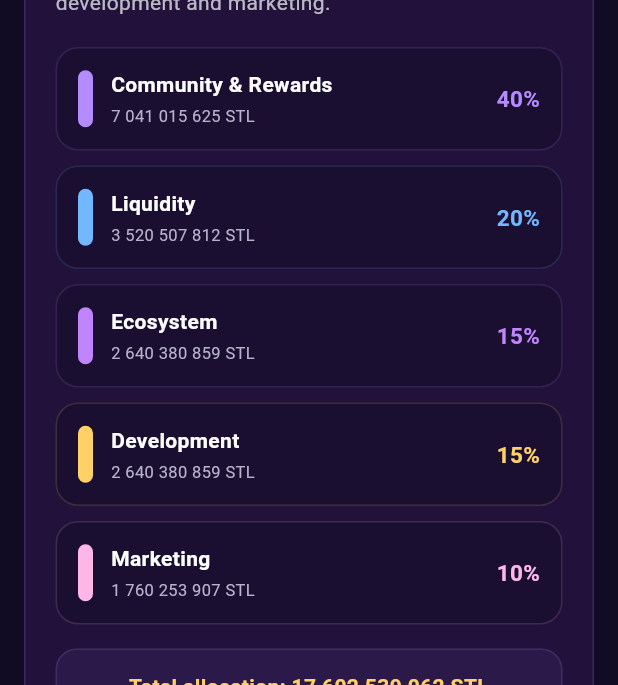
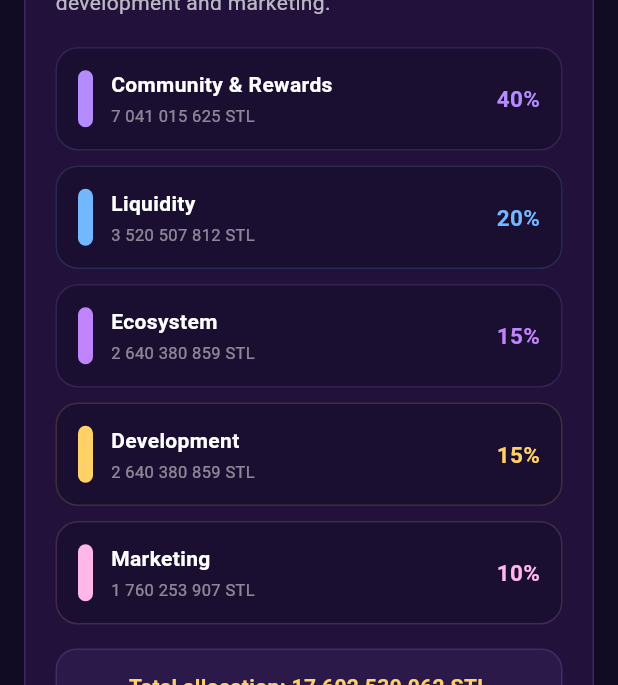
Before and after one commit to sape69/coin-miner-local-test, a Flutter app: the WhitePaperPage screen opened directly, scrolled down 2304 dp, on a phone screen of 412 x 824 dp. Shown: the part 484-1169 px from the top of the screen. Run offline on Flutter 3.47's test engine with Material 3 defaults, Android fonts, the phone set to English and light mode, and no system bars; our stand-ins replace cloud_firestore, cloud_functions, firebase_auth, firebase_core, google_mobile_ads, shared_preferences; accounts and stored records are empty; network calls fail.

Commit message:
Update whitepaper_page.dart

```diff
--- a/lib/pages/whitepaper/whitepaper_page.dart
+++ b/lib/pages/whitepaper/whitepaper_page.dart
@@ -87,9 +87,7 @@ class WhitePaperPage extends StatelessWidget {
                   size: 23,
                 ),
               ),
-
               const SizedBox(width: 12),
-
               Expanded(
                 child: Column(
                   crossAxisAlignment:
@@ -104,9 +102,7 @@ class WhitePaperPage extends StatelessWidget {
                         letterSpacing: 1.4,
                       ),
                     ),
-
                     const SizedBox(height: 2),
-
                     Text(
                       title,
                       style: const TextStyle(
@@ -120,9 +116,7 @@ class WhitePaperPage extends StatelessWidget {
               ),
             ],
           ),
-
           const SizedBox(height: 18),
-
           child,
         ],
       ),
@@ -173,9 +167,7 @@ class WhitePaperPage extends StatelessWidget {
               shape: BoxShape.circle,
             ),
           ),
-
           const SizedBox(width: 10),
-
           Expanded(
             child: Text(
               text,
@@ -224,9 +216,7 @@ class WhitePaperPage extends StatelessWidget {
               size: 21,
             ),
           ),
-
           const SizedBox(width: 12),
-
           Expanded(
             child: Column(
               crossAxisAlignment:
@@ -240,9 +230,7 @@ class WhitePaperPage extends StatelessWidget {
                     fontWeight: FontWeight.bold,
                   ),
                 ),
-
                 const SizedBox(height: 4),
-
                 Text(
                   description,
                   style: const TextStyle(
@@ -285,9 +273,7 @@ class WhitePaperPage extends StatelessWidget {
               ),
             ),
           ),
-
           const SizedBox(width: 12),
-
           Flexible(
             flex: 2,
             child: Text(
@@ -341,9 +327,7 @@ class WhitePaperPage extends StatelessWidget {
               borderRadius: BorderRadius.circular(5),
             ),
           ),
-
           const SizedBox(width: 12),
-
           Expanded(
             child: Column(
               crossAxisAlignment:
@@ -357,20 +341,22 @@ class WhitePaperPage extends StatelessWidget {
                     fontWeight: FontWeight.bold,
                   ),
                 ),
-
                 const SizedBox(height: 3),
-
                 Text(
                   amount,
                   style: const TextStyle(
-                    color: Colors.white50,
+                    color: Color.fromRGBO(
+                      255,
+                      255,
+                      255,
+                      0.50,
+                    ),
                     fontSize: 11,
                   ),
                 ),
               ],
             ),
           ),
-
           Text(
             percentage,
             style: TextStyle(
@@ -440,9 +426,7 @@ class WhitePaperPage extends StatelessWidget {
               ),
             ),
           ),
-
           const SizedBox(width: 13),
-
           Expanded(
             child: Column(
               crossAxisAlignment:
@@ -460,7 +444,6 @@ class WhitePaperPage extends StatelessWidget {
                         ),
                       ),
                     ),
-
                     Container(
                       padding:
                           const EdgeInsets.symmetric(
@@ -485,9 +468,7 @@ class WhitePaperPage extends StatelessWidget {
                     ),
                   ],
                 ),
-
                 const SizedBox(height: 7),
-
                 Text(
                   description,
                   style: const TextStyle(
@@ -597,9 +578,7 @@ class WhitePaperPage extends StatelessWidget {
                     const CatAvatar(
                       size: 125,
                     ),
-
                     const SizedBox(height: 20),
-
                     const Text(
                       'STELLURIINI',
                       textAlign: TextAlign.center,
@@ -610,9 +589,7 @@ class WhitePaperPage extends StatelessWidget {
                         letterSpacing: 3.2,
                       ),
                     ),
-
                     const SizedBox(height: 7),
-
                     const Text(
                       'STL',
                       style: TextStyle(
@@ -622,9 +599,7 @@ class WhitePaperPage extends StatelessWidget {
                         letterSpacing: 4,
                       ),
                     ),
-
                     const SizedBox(height: 13),
-
                     Container(
                       padding:
                           const EdgeInsets.symmetric(
@@ -657,9 +632,7 @@ class WhitePaperPage extends StatelessWidget {
                         ),
                       ),
                     ),
-
                     const SizedBox(height: 18),
-
                     const Text(
                       'WHITE PAPER',
                       style: TextStyle(
@@ -669,9 +642,7 @@ class WhitePaperPage extends StatelessWidget {
                         letterSpacing: 2,
                       ),
                     ),
-
                     const SizedBox(height: 5),
-
                     const Text(
                       'Version 1.0',
                       style: TextStyle(
@@ -724,29 +695,23 @@ class WhitePaperPage extends StatelessWidget {
                       'ecosystem where Stella is at the center of '
                       'the experience.',
                     ),
-
                     const SizedBox(height: 18),
-
                     _bullet(
                       'Build a strong and recognizable Stella identity.',
                       accent: whitePaperPinkColor,
                     ),
-
                     _bullet(
                       'Create engaging applications and digital experiences.',
                       accent: whitePaperPinkColor,
                     ),
-
                     _bullet(
                       'Grow an active and welcoming community.',
                       accent: whitePaperPinkColor,
                     ),
-
                     _bullet(
                       'Develop useful and entertaining STL ecosystem features.',
                       accent: whitePaperPinkColor,
                     ),
-
                     _bullet(
                       'Explore games, applications and future Solana integrations.',
                       accent: whitePaperPinkColor,
@@ -772,9 +737,7 @@ class WhitePaperPage extends StatelessWidget {
                       'It is a project identity built around Stella '
                       'and a community-oriented digital experience.',
                     ),
-
                     const SizedBox(height: 18),
-
                     _featureRow(
                       icon: Icons.pets_rounded,
                       title: 'Stella',
@@ -782,7 +745,6 @@ class WhitePaperPage extends StatelessWidget {
                           'The visual mascot and recognizable identity of the project.',
                       accent: whitePaperPinkColor,
                     ),
-
                     _featureRow(
                       icon: Icons.currency_bitcoin_rounded,
                       title: 'STL',
@@ -790,7 +752,6 @@ class WhitePaperPage extends StatelessWidget {
                           'The Stelluriini token associated with the Solana ecosystem.',
                       accent: whitePaperGoldColor,
                     ),
-
                     _featureRow(
                       icon: Icons.phone_android_rounded,
                       title: 'Application',
@@ -798,7 +759,6 @@ class WhitePaperPage extends StatelessWidget {
                           'A mobile experience containing mining-style rewards, daily activities and project information.',
                       accent: whitePaperAccentColor,
                     ),
-
                     _featureRow(
                       icon: Icons.groups_rounded,
                       title: 'Community',
@@ -824,9 +784,7 @@ class WhitePaperPage extends StatelessWidget {
                     const StelluriiniLogo(
                       size: 80,
                     ),
-
                     const SizedBox(height: 14),
-
                     const Text(
                       'Stella is the heart of Stelluriini.',
                       textAlign: TextAlign.center,
@@ -836,9 +794,7 @@ class WhitePaperPage extends StatelessWidget {
                         fontWeight: FontWeight.bold,
                       ),
                     ),
-
                     const SizedBox(height: 12),
-
                     _paragraph(
                       'Stella represents curiosity, friendliness '
                       'and exploration. Her role is to make the '
@@ -866,31 +822,25 @@ class WhitePaperPage extends StatelessWidget {
                       tokenName,
                       accent: whitePaperPinkColor,
                     ),
-
                     _tokenInfoRow(
                       'Symbol',
                       tokenSymbol,
                       accent: whitePaperPinkColor,
                     ),
-
                     _tokenInfoRow(
                       'Blockchain',
                       blockchain,
                     ),
-
                     _tokenInfoRow(
                       'Total Supply',
                       totalSupply,
                       accent: whitePaperGoldColor,
                     ),
-
                     _tokenInfoRow(
                       'Decimals',
                       decimals,
                     ),
-
                     const SizedBox(height: 5),
-
                     Container(
                       width: double.infinity,
                       padding: const EdgeInsets.all(15),
@@ -920,9 +870,7 @@ class WhitePaperPage extends StatelessWidget {
                               fontSize: 11,
                             ),
                           ),
-
                           const SizedBox(height: 8),
-
                           const SelectableText(
                             mintAddress,
                             style: TextStyle(
@@ -957,46 +905,38 @@ class WhitePaperPage extends StatelessWidget {
                       'to support community rewards, liquidity, '
                       'ecosystem growth, development and marketing.',
                     ),
-
                     const SizedBox(height: 18),
-
                     _allocationRow(
                       title: 'Community & Rewards',
                       percentage: '40%',
                       amount: '7 041 015 625 STL',
                       color: whitePaperAccentColor,
                     ),
-
                     _allocationRow(
                       title: 'Liquidity',
                       percentage: '20%',
                       amount: '3 520 507 812 STL',
                       color: const Color(0xFF72B7FF),
                     ),
-
                     _allocationRow(
                       title: 'Ecosystem',
                       percentage: '15%',
                       amount: '2 640 380 859 STL',
                       color: const Color(0xFFC084FC),
                     ),
-
                     _allocationRow(
                       title: 'Development',
                       percentage: '15%',
                       amount: '2 640 380 859 STL',
                       color: whitePaperGoldColor,
                     ),
-
                     _allocationRow(
                       title: 'Marketing',
                       percentage: '10%',
                       amount: '1 760 253 907 STL',
                       color: whitePaperPinkColor,
                     ),
-
                     const SizedBox(height: 6),
-
                     Container(
                       width: double.infinity,
                       padding: const EdgeInsets.all(14),
@@ -1048,30 +988,25 @@ class WhitePaperPage extends StatelessWidget {
                       'where users accumulate virtual STL points '
                       'over a mining cycle.',
                     ),
-
                     const SizedBox(height: 18),
-
                     _featureRow(
                       icon: Icons.speed_rounded,
                       title: 'Hash Rate',
                       description:
                           'A user hash rate determines the rate at which virtual mining points accumulate.',
                     ),
-
                     _featureRow(
                       icon: Icons.timer_rounded,
                       title: 'Mining Cycle',
                       description:
                           'A mining cycle runs for a defined period before its accumulated reward can be claimed.',
                     ),
-
                     _featureRow(
                       icon: Icons.calculate_rounded,
                       title: 'Reward Calculation',
                       description:
                           'The virtual reward is calculated from hash rate and elapsed mining time.',
                     ),
-
                     _featureRow(
                       icon: Icons.lock_clock_rounded,
                       title: 'Locked Mining Rate',
@@ -1102,19 +1037,15 @@ class WhitePaperPage extends StatelessWidget {
                       'user hash rate and contribute to a consecutive '
                       'daily streak.',
                     ),
-
                     const SizedBox(height: 16),
-
                     _bullet(
                       'Daily check-in is limited to one successful claim per day.',
                       accent: whitePaperGoldColor,
                     ),
-
                     _bullet(
                       'A consecutive streak can be maintained by returning on following days.',
                       accent: whitePaperGoldColor,
                     ),
-
                     _bullet(
                       'The bonus affects the user hash rate used for future mining cycles.',
                       accent: whitePaperGoldColor,
@@ -1143,9 +1074,7 @@ class WhitePaperPage extends StatelessWidget {
                       'contains limits and cooldown rules to help '
                       'prevent abuse.',
                     ),
-
                     const SizedBox(height: 16),
-
                     _featureRow(
                       icon: Icons.ondemand_video_rounded,
                       title: 'Rewarded Ads',
@@ -1153,7 +1082,6 @@ class WhitePaperPage extends StatelessWidget {
                           'Users can receive an in-app hash-rate bonus after a qualifying rewarded advertisement.',
                       accent: whitePaperPinkColor,
                     ),
-
                     _featureRow(
                       icon: Icons.av_timer_rounded,
                       title: 'Cooldown',
@@ -1161,7 +1089,6 @@ class WhitePaperPage extends StatelessWidget {
                           'A cooldown period limits how frequently an ad reward can be claimed.',
                       accent: whitePaperPinkColor,
                     ),
-
                     _featureRow(
                       icon: Icons.today_rounded,
                       title: 'Daily Limit',
@@ -1191,9 +1118,7 @@ class WhitePaperPage extends StatelessWidget {
                       'services that handle authenticated reward '
                       'operations and transaction history.',
                     ),
-
                     const SizedBox(height: 18),
-
                     _architectureBox(
                       icon: Icons.phone_android_rounded,
                       title: 'Flutter Application',
@@ -1201,9 +1126,7 @@ class WhitePaperPage extends StatelessWidget {
                           'User interface, Stella experience, mining dashboard and project information.',
                       color: whitePaperPinkColor,
                     ),
-
                     _architectureArrow(),
-
                     _architectureBox(
                       icon: Icons.cloud_rounded,
                       title: 'Firebase Services',
@@ -1211,9 +1134,7 @@ class WhitePaperPage extends StatelessWidget {
                           'Authentication, Firestore data and server-side Cloud Functions.',
                       color: whitePaperAccentColor,
                     ),
-
                     _architectureArrow(),
-
                     _architectureBox(
                       icon: Icons.security_rounded,
                       title: 'Server-Side Validation',
@@ -1221,9 +1142,7 @@ class WhitePaperPage extends StatelessWidget {
                           'Reward limits, cooldowns, duplicate protection and authenticated operations.',
                       color: whitePaperGoldColor,
                     ),
-
                     _architectureArrow(),
-
                     _architectureBox(
                       icon: Icons.link_rounded,
                       title: 'Solana / STL',
@@ -1252,25 +1171,19 @@ class WhitePaperPage extends StatelessWidget {
                       'history view where recorded reward activity '
                       'can be displayed to the user.',
                     ),
-
                     const SizedBox(height: 16),
-
                     _bullet(
                       'Mining reward activity.',
                     ),
-
                     _bullet(
                       'Daily reward activity.',
                     ),
-
                     _bullet(
                       'Rewarded advertisement activity.',
                     ),
-
                     _bullet(
                       'Balance after a recorded reward.',
                     ),
-
                     _bullet(
                       'Transaction date and activity type.',
                     ),
@@ -1298,9 +1211,7 @@ class WhitePaperPage extends StatelessWidget {
                       'to protect the integrity of the application '
                       'and its reward system.',
                     ),
-
                     const SizedBox(height: 18),
-
                     _featureRow(
                       icon: Icons.verified_user_rounded,
                       title: 'Authentication',
@@ -1308,7 +1219,6 @@ class WhitePaperPage extends StatelessWidget {
                           'Reward operations require an authenticated user session.',
                       accent: whitePaperGoldColor,
                     ),
-
                     _featureRow(
                       icon: Icons.block_rounded,
                       title: 'Duplicate Protection',
@@ -1316,7 +1226,6 @@ class WhitePaperPage extends StatelessWidget {
                           'Reward transactions can be protected against repeated processing.',
                       accent: whitePaperGoldColor,
                     ),
-
                     _featureRow(
                       icon: Icons.speed_rounded,
                       title: 'Rate Limits',
@@ -1324,7 +1233,6 @@ class WhitePaperPage extends StatelessWidget {
                           'Daily limits and cooldown periods help reduce automated abuse.',
                       accent: whitePaperGoldColor,
                     ),
-
                     _featureRow(
                       icon: Icons.verified_rounded,
                       title: 'Reward Validation',
@@ -1356,19 +1264,15 @@ class WhitePaperPage extends StatelessWidget {
                       'can follow progress, provide feedback and '
                       'participate in future ecosystem activities.',
                     ),
-
                     const SizedBox(height: 18),
-
                     _bullet(
                       'Community feedback can influence future development.',
                       accent: whitePaperPinkColor,
                     ),
-
                     _bullet(
                       'Future community features may expand the role of STL.',
                       accent: whitePaperPinkColor,
                     ),
-
                     _bullet(
                       'Transparency is intended to remain an important project principle.',
                       accent: whitePaperPinkColor,
@@ -1397,9 +1301,7 @@ class WhitePaperPage extends StatelessWidget {
                       'games, applications, community features and '
                       'additional Solana integrations.',
                     ),
-
                     const SizedBox(height: 18),
-
                     _featureRow(
                       icon: Icons.sports_esports_rounded,
                       title: 'Stella Games',
@@ -1407,7 +1309,6 @@ class WhitePaperPage extends StatelessWidget {
                           'Explore games and interactive experiences featuring Stella.',
                       accent: whitePaperPinkColor,
                     ),
-
                     _featureRow(
                       icon: Icons.apps_rounded,
                       title: 'New Applications',
@@ -1415,7 +1316,6 @@ class WhitePaperPage extends StatelessWidget {
                           'Develop additional digital products and services around the Stelluriini identity.',
                       accent: whitePaperAccentColor,
                     ),
-
                     _featureRow(
                       icon: Icons.link_rounded,
                       title: 'STL Integrations',
@@ -1423,7 +1323,6 @@ class WhitePaperPage extends StatelessWidget {
                           'Explore useful integrations involving STL and the Solana ecosystem.',
                       accent: whitePaperGoldColor,
                     ),
-
                     _featureRow(
                       icon: Icons.emoji_events_rounded,
                       title: 'Community Activities',
@@ -1455,7 +1354,6 @@ class WhitePaperPage extends StatelessWidget {
                           'application and prepare STL information.',
                       accent: whitePaperPinkColor,
                     ),
-
                     _phaseRow(
                       phase: '02',
                       title: 'Community',
@@ -1466,7 +1364,6 @@ class WhitePaperPage extends StatelessWidget {
                           'community features.',
                       accent: whitePaperAccentColor,
                     ),
-
                     _phaseRow(
                       phase: '03',
                       title: 'STL Ecosystem',
@@ -1477,7 +1374,6 @@ class WhitePaperPage extends StatelessWidget {
                           'additional Stelluriini features.',
                       accent: whitePaperGoldColor,
                     ),
-
                     _phaseRow(
                       phase: '04',
                       title: 'The Future',
@@ -1513,24 +1409,19 @@ class WhitePaperPage extends StatelessWidget {
                       'and its planned direction as accurately as '
                       'possible.',
                     ),
-
                     const SizedBox(height: 18),
-
                     _bullet(
                       'The STL total supply is documented.',
                       accent: whitePaperGoldColor,
                     ),
-
                     _bullet(
                       'The token allocation structure is documented.',
                       accent: whitePaperGoldColor,
                     ),
-
                     _bullet(
                       'The current application functionality is described separately from future plans.',
                       accent: whitePaperGoldColor,
                     ),
-
                     _bullet(
                       'Roadmap priorities may change as development continues.',
                       accent: whitePaperGoldColor,
@@ -1559,34 +1450,27 @@ class WhitePaperPage extends StatelessWidget {
                       'before interacting with any blockchain-based '
                       'asset or application.',
                     ),
-
                     const SizedBox(height: 18),
-
                     _bullet(
                       'Cryptocurrency markets can be highly volatile.',
                       accent: Colors.orangeAccent,
                     ),
-
                     _bullet(
                       'Blockchain transactions may involve irreversible actions.',
                       accent: Colors.orangeAccent,
                     ),
-
                     _bullet(
                       'Software may contain bugs or technical limitations.',
                       accent: Colors.orangeAccent,
                     ),
-
                     _bullet(
                       'Blockchain and regulatory environments may change.',
                       accent: Colors.orangeAccent,
                     ),
-
                     _bullet(
                       'Future roadmap items are not guaranteed.',
                       accent: Colors.orangeAccent,
                     ),
-
                     _bullet(
                       'In-app virtual rewards should not be interpreted as guaranteed financial returns.',
                       accent: Colors.orangeAccent,
@@ -1624,9 +1508,7 @@ class WhitePaperPage extends StatelessWidget {
                       color: Colors.orangeAccent,
                       size: 32,
                     ),
-
                     const SizedBox(height: 12),
-
                     const Text(
                       '18 • DISCLAIMER',
                       textAlign: TextAlign.center,
@@ -1637,9 +1519,7 @@ class WhitePaperPage extends StatelessWidget {
                         letterSpacing: 1,
                       ),
                     ),
-
                     const SizedBox(height: 12),
-
                     const Text(
                       'Stelluriini and STL are presented as a '
                       'community-driven digital project. Information '
@@ -1653,9 +1533,7 @@ class WhitePaperPage extends StatelessWidget {
                         height: 1.55,
                       ),
                     ),
-
                     const SizedBox(height: 12),
-
                     const Text(
                       'Virtual points displayed in the application '
                       'should not be interpreted as guaranteed '
@@ -1692,9 +1570,7 @@ class WhitePaperPage extends StatelessWidget {
                       'information. Always verify token addresses '
                       'before interacting with blockchain assets.',
                     ),
-
                     const SizedBox(height: 18),
-
                     Container(
                       width: double.infinity,
                       padding: const EdgeInsets.all(15),
@@ -1728,9 +1604,7 @@ class WhitePaperPage extends StatelessWidget {
                               letterSpacing: 1,
                             ),
                           ),
-
                           const SizedBox(height: 8),
-
                           const SelectableText(
                             mintAddress,
                             style: TextStyle(
@@ -1781,9 +1655,7 @@ class WhitePaperPage extends StatelessWidget {
                     const CatAvatar(
                       size: 82,
                     ),
-
                     const SizedBox(height: 14),
-
                     const Text(
                       '🐱 Stella is just getting started.',
                       textAlign: TextAlign.center,
@@ -1793,9 +1665,7 @@ class WhitePaperPage extends StatelessWidget {
                         fontWeight: FontWeight.bold,
                       ),
                     ),
-
                     const SizedBox(height: 8),
-
                     const Text(
                       'Community • Curiosity • Creativity • Solana',
                       textAlign: TextAlign.center,
@@ -1824,9 +1694,7 @@ class WhitePaperPage extends StatelessWidget {
                   letterSpacing: 1,
                 ),
               ),
-
               const SizedBox(height: 8),
-
               const Text(
                 '17 602 539 062 STL',
                 textAlign: TextAlign.center,
@@ -1836,9 +1704,7 @@ class WhitePaperPage extends StatelessWidget {
                   fontWeight: FontWeight.bold,
                 ),
               ),
-
               const SizedBox(height: 6),
-
               const Text(
                 'WHITE PAPER v1.0',
                 textAlign: TextAlign.center,
@@ -1848,7 +1714,6 @@ class WhitePaperPage extends StatelessWidget {
                   letterSpacing: 1.2,
                 ),
               ),
-
               const SizedBox(height: 18),
             ],
           ),
@@ -1900,9 +1765,7 @@ class WhitePaperPage extends StatelessWidget {
               size: 21,
             ),
           ),
-
           const SizedBox(width: 12),
-
           Expanded(
             child: Column(
               crossAxisAlignment:
@@ -1916,9 +1779,7 @@ class WhitePaperPage extends StatelessWidget {
                     fontWeight: FontWeight.bold,
                   ),
                 ),
-
                 const SizedBox(height: 4),
-
                 Text(
                   description,
                   style: const TextStyle(
```
